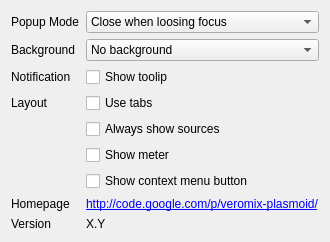
Qt form contents/ui/appearance.ui (LandisTwo/veromix-plasmoid) before a commit.
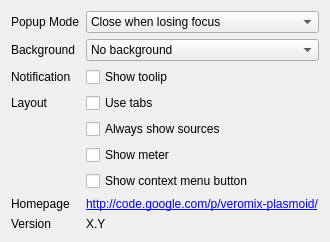
The same form after that commit.

The edit to the form file:
```diff
--- a/contents/ui/appearance.ui
+++ b/contents/ui/appearance.ui
@@ -32,7 +32,7 @@
       </property>
       <item>
        <property name="text">
-        <string>Close when loosing focus</string>
+        <string>Close when losing focus</string>
        </property>
       </item>
       <item>
```
